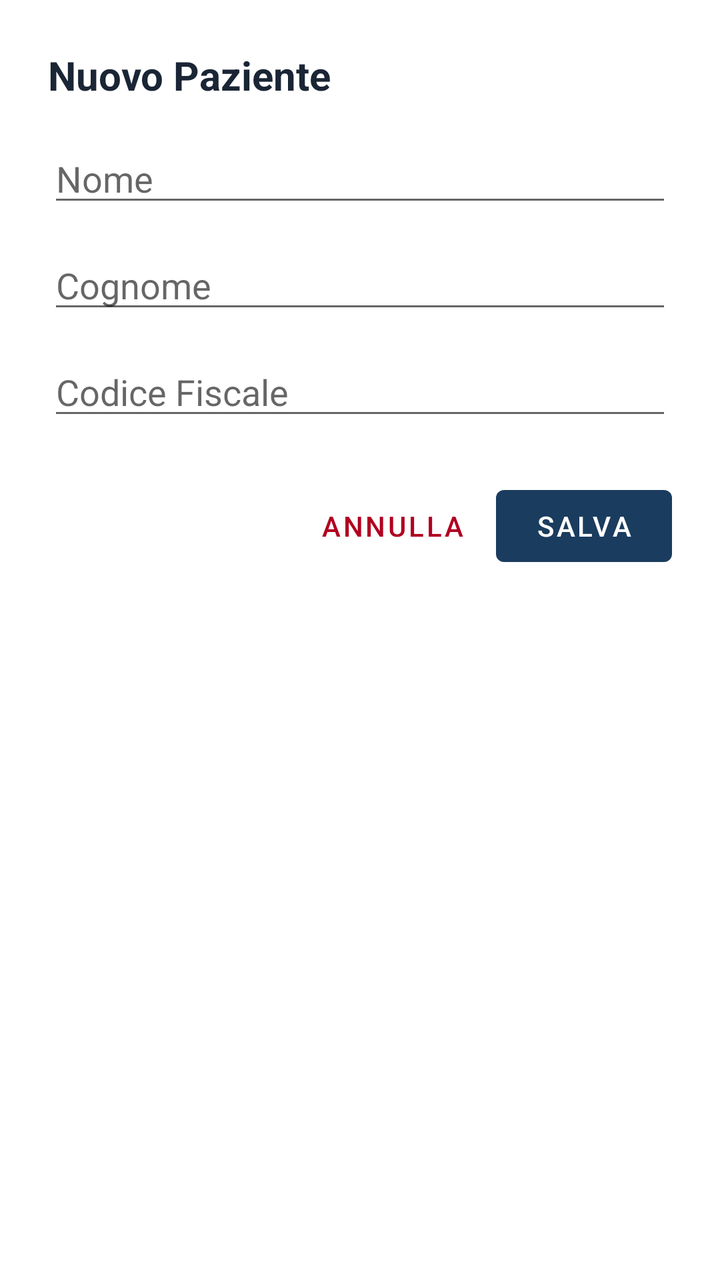
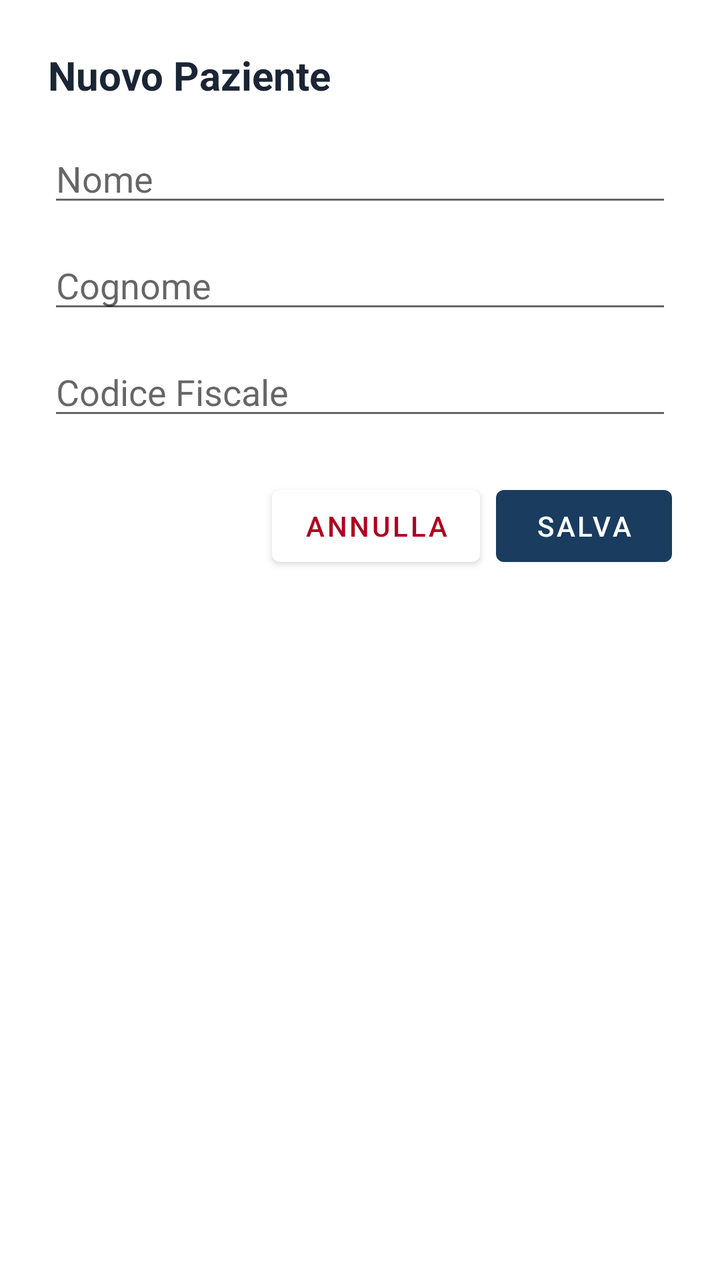

Compare the two renders of this Android layout. The source of the first and the diff that turns it into the second are given below.
<!-- AndroidManifest.xml: application theme Theme.DermCalc -->
<!-- res/layout/fragment_add_patient.xml -->
<?xml version="1.0" encoding="utf-8"?>
<LinearLayout xmlns:android="http://schemas.android.com/apk/res/android"
    android:layout_width="match_parent"
    android:layout_height="wrap_content"
    android:orientation="vertical"
    android:padding="24dp">

    <TextView
        android:layout_width="wrap_content"
        android:layout_height="wrap_content"
        android:text="Nuovo Paziente"
        android:textSize="20sp"
        android:textStyle="bold"
        android:layout_marginBottom="16dp"
        android:textColor="?attr/colorOnSurface"/>

    <EditText
        android:id="@+id/edtNome"
        android:layout_width="match_parent"
        android:layout_height="wrap_content"
        android:hint="Nome"
        android:inputType="textPersonName"
        android:layout_marginBottom="12dp"/>

    <EditText
        android:id="@+id/edtCognome"
        android:layout_width="match_parent"
        android:layout_height="wrap_content"
        android:hint="Cognome"
        android:inputType="textPersonName"
        android:layout_marginBottom="12dp"/>

    <EditText
        android:id="@+id/edtCF"
        android:layout_width="match_parent"
        android:layout_height="wrap_content"
        android:hint="Codice Fiscale"
        android:inputType="textCapWords"
        android:maxLength="16"
        android:layout_marginBottom="24dp"/>

    <LinearLayout
        android:layout_width="match_parent"
        android:layout_height="wrap_content"
        android:orientation="horizontal"
        android:gravity="end">

        <Button
            android:id="@+id/btnAnnulla"
            style="?android:attr/buttonBarButtonStyle"
            android:layout_width="wrap_content"
            android:layout_height="wrap_content"
            android:text="Annulla"
            android:textColor="?attr/colorError"/>

        <Button
            android:id="@+id/btnSalva"
            android:layout_width="wrap_content"
            android:layout_height="wrap_content"
            android:text="Salva"
            android:layout_marginStart="8dp"/>
    </LinearLayout>
</LinearLayout>
<!-- resources referenced by this layout -->
<resources>
  <style name="Theme.DermCalc" parent="Theme.MaterialComponents.DayNight.NoActionBar">
          <item name="colorOnBackground">@color/light_background</item>
          <item name="colorPrimary">@color/light_primary</item>
          <item name="colorOnPrimary">@color/light_on_primary</item>
          <item name="colorSecondary">@color/light_primary_dark</item>
          <item name="colorOnSecondary">@color/light_on_primary</item>
          <item name="colorTertiary">@color/light_accent_green</item>
          <item name="colorOnTertiary">@color/light_on_primary</item>
          <item name="colorSurface">@color/light_surface</item>
          <item name="colorOnSurface">@color/light_title</item>
          <item name="colorOnSurfaceVariant">@color/light_text</item>
          <item name="colorSecondaryContainer">@color/light_accent_blue_10</item>
          <item name="colorOutline">@color/light_accent_blue_20</item>
          <item name="colorTertiaryContainer">@color/light_white_overlay_12</item>
          <item name="colorOnPrimaryContainer">@color/light_white_overlay_60</item>
          <item name="android:windowTranslucentStatus">true</item>
          <item name="android:fitsSystemWindows">true</item>
      </style>
  <color name="light_background">#FFF0F4F8</color>
  <color name="light_primary">#FF1A3C5E</color>
  <color name="light_on_primary">#FFFFFFFF</color>
  <color name="light_primary_dark">#FF1f5080</color>
  <color name="light_accent_green">#FF2ECC8E</color>
  <color name="light_surface">#FFFFFFFF</color>
  <color name="light_title">#FF1A2535</color>
  <color name="light_text">#FF6B7E95</color>
  <color name="light_accent_blue_10">#1A3D91D6</color>
  <color name="light_accent_blue_20">#333D91D6</color>
  <color name="light_white_overlay_12">#1FFFFFFF</color>
  <color name="light_white_overlay_60">#99FFFFFF</color>
</resources>

<!-- the commit's change to res/layout/fragment_add_patient.xml (unified diff, before → after) -->
@@ -1,43 +1,44 @@
 <?xml version="1.0" encoding="utf-8"?>
 <LinearLayout xmlns:android="http://schemas.android.com/apk/res/android"
+    xmlns:app="http://schemas.android.com/apk/res-auto"
     android:layout_width="match_parent"
     android:layout_height="wrap_content"
     android:orientation="vertical"
-    android:padding="24dp">
+    android:padding="@dimen/margin_medium">
 
     <TextView
         android:layout_width="wrap_content"
         android:layout_height="wrap_content"
-        android:text="Nuovo Paziente"
-        android:textSize="20sp"
+        android:text="@string/add_patient_title"
+        android:textSize="@dimen/text_size_subtitle"
         android:textStyle="bold"
-        android:layout_marginBottom="16dp"
+        android:layout_marginBottom="@dimen/margin_standard"
         android:textColor="?attr/colorOnSurface"/>
 
     <EditText
         android:id="@+id/edtNome"
         android:layout_width="match_parent"
         android:layout_height="wrap_content"
-        android:hint="Nome"
+        android:hint="@string/hint_name"
         android:inputType="textPersonName"
-        android:layout_marginBottom="12dp"/>
+        android:layout_marginBottom="@dimen/margin_small"/>
 
     <EditText
         android:id="@+id/edtCognome"
         android:layout_width="match_parent"
         android:layout_height="wrap_content"
-        android:hint="Cognome"
+        android:hint="@string/hint_surname"
         android:inputType="textPersonName"
-        android:layout_marginBottom="12dp"/>
+        android:layout_marginBottom="@dimen/margin_small"/>
 
     <EditText
         android:id="@+id/edtCF"
         android:layout_width="match_parent"
         android:layout_height="wrap_content"
-        android:hint="Codice Fiscale"
+        android:hint="@string/hint_fiscal_code"
         android:inputType="textCapWords"
         android:maxLength="16"
-        android:layout_marginBottom="24dp"/>
+        android:layout_marginBottom="@dimen/margin_medium"/>
 
     <LinearLayout
         android:layout_width="match_parent"
@@ -47,17 +48,18 @@
 
         <Button
             android:id="@+id/btnAnnulla"
-            style="?android:attr/buttonBarButtonStyle"
             android:layout_width="wrap_content"
             android:layout_height="wrap_content"
-            android:text="Annulla"
+            app:backgroundTint="?attr/colorSurface"
+            app:elevation="0dp"
+            android:text="@string/btn_cancel"
             android:textColor="?attr/colorError"/>
 
         <Button
             android:id="@+id/btnSalva"
             android:layout_width="wrap_content"
             android:layout_height="wrap_content"
-            android:text="Salva"
-            android:layout_marginStart="8dp"/>
+            android:text="@string/btn_save"
+            android:layout_marginStart="@dimen/margin_tiny"/>
     </LinearLayout>
 </LinearLayout>
<!-- resource entries referenced after the edit -->
@@ -1,5 +1,16 @@
 <!-- resources referenced by this layout -->
 <resources>
+  <dimen name="margin_medium">24dp</dimen>
+  <dimen name="margin_small">12dp</dimen>
+  <dimen name="margin_standard">16dp</dimen>
+  <dimen name="margin_tiny">8dp</dimen>
+  <dimen name="text_size_subtitle">20sp</dimen>
+  <string name="add_patient_title">Nuovo Paziente</string>
+  <string name="btn_cancel">Annulla</string>
+  <string name="btn_save">Salva</string>
+  <string name="hint_fiscal_code">Codice Fiscale</string>
+  <string name="hint_name">Nome</string>
+  <string name="hint_surname">Cognome</string>
   <style name="Theme.DermCalc" parent="Theme.MaterialComponents.DayNight.NoActionBar">
           <item name="colorOnBackground">@color/light_background</item>
           <item name="colorPrimary">@color/light_primary</item>
@@ -14,7 +25,9 @@
           <item name="colorSecondaryContainer">@color/light_accent_blue_10</item>
           <item name="colorOutline">@color/light_accent_blue_20</item>
           <item name="colorTertiaryContainer">@color/light_white_overlay_12</item>
-          <item name="colorOnPrimaryContainer">@color/light_white_overlay_60</item>
+          <item name="colorOnPrimaryContainer">@color/light_on_primary_muted</item>
+          <item name="colorError">@color/light_error</item>
+          <item name="colorOnError">@color/white</item>
           <item name="android:windowTranslucentStatus">true</item>
           <item name="android:fitsSystemWindows">true</item>
       </style>
@@ -29,6 +42,8 @@
   <color name="light_accent_blue_10">#1A3D91D6</color>
   <color name="light_accent_blue_20">#333D91D6</color>
   <color name="light_white_overlay_12">#1FFFFFFF</color>
-  <color name="light_white_overlay_60">#99FFFFFF</color>
+  <color name="light_on_primary_muted">#A6FFFFFF</color>
+  <color name="light_error">#FFB00020</color>
+  <color name="white">#FFFFFFFF</color>
 </resources>
 
